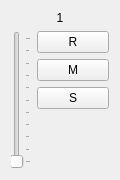
Qt form src/qmidictlMixerStrip.ui (rncbc/qmidictl) before a commit.
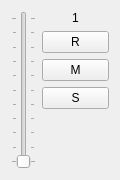
The same form after that commit.

Commit message: - [androidx] Make-up action-bar colored; layout margins/spacing fixed. (3)

Patch:
```diff
--- a/src/qmidictlMixerStrip.ui
+++ b/src/qmidictlMixerStrip.ui
@@ -43,17 +43,7 @@
    </size>
   </property>
   <layout class="QGridLayout">
-   <item row="0" column="0" colspan="2">
-    <widget class="QLabel" name="stripLabel">
-     <property name="text">
-      <string>1</string>
-     </property>
-     <property name="alignment">
-      <set>Qt::AlignCenter</set>
-     </property>
-    </widget>
-   </item>
-   <item row="1" column="0" rowspan="4">
+   <item row="0" column="0" rowspan="5">
     <widget class="QSlider" name="stripSlider">
      <property name="maximum">
       <number>100</number>
@@ -62,13 +52,23 @@
       <enum>Qt::Vertical</enum>
      </property>
      <property name="tickPosition">
-      <enum>QSlider::TicksBelow</enum>
+      <enum>QSlider::TicksBothSides</enum>
      </property>
      <property name="tickInterval">
       <number>10</number>
      </property>
     </widget>
    </item>
+   <item row="0" column="1">
+    <widget class="QLabel" name="stripLabel">
+     <property name="text">
+      <string>1</string>
+     </property>
+     <property name="alignment">
+      <set>Qt::AlignCenter</set>
+     </property>
+    </widget>
+   </item>
    <item row="1" column="1">
     <widget class="QPushButton" name="recordButton">
      <property name="text">
```
Left out of the diff: 2 changed lines with no effect on the pictures.
